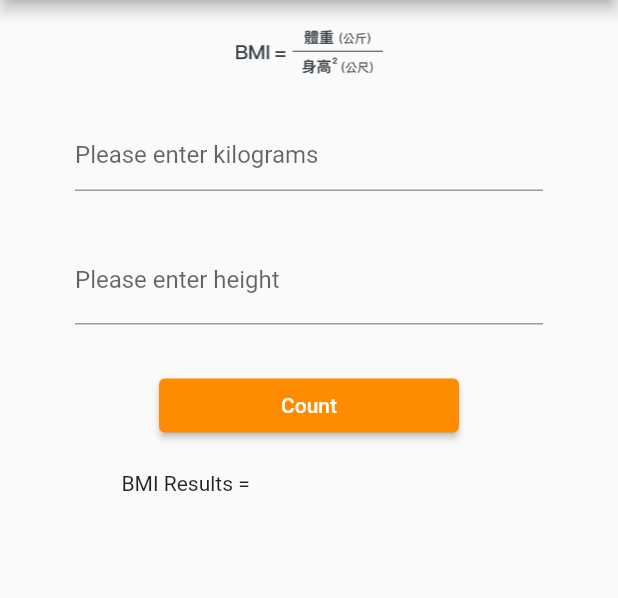
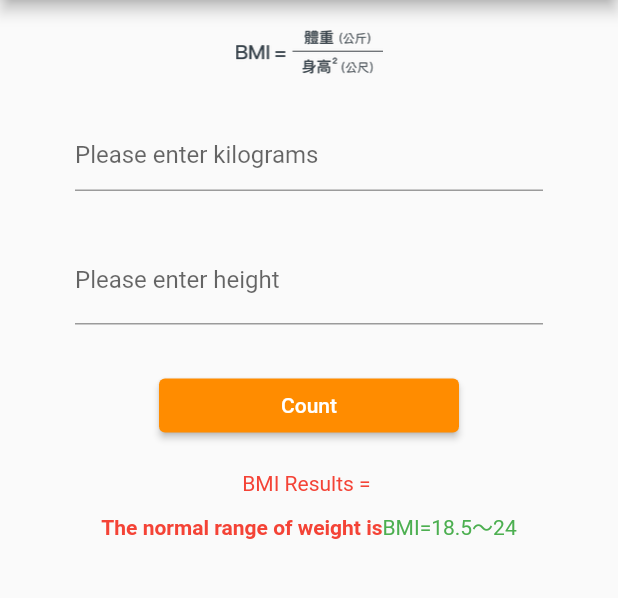
Before and after one commit to cheenjame/bmi_computer, a Flutter app: the screen it shows after launch, on a phone screen of 412 x 824 dp, the part 84-682 px from its top. Run offline on Flutter 3.47's test engine with Material 2 defaults, Android fonts, the phone set to English and light mode, and no system bars.

Commit message:
feat: 增加計算結果為小數點第二位
增加 計算結果顏色(超重或過輕顯示紅色，正常綠色)

```diff
--- a/lib/l10n/intl_en.arb
+++ b/lib/l10n/intl_en.arb
@@ -28,5 +28,11 @@
         "description": "BMI計算機/BMI結果",
         "type": "text",
         "placeholders": {}
+    },
+    "normalRange": "The normal range of weight is",
+    "@normalRange": {
+        "description": "BMI計算機/體重正常範圍為",
+        "type": "text",
+        "placeholders": {}
     }
 }
--- a/lib/main.dart
+++ b/lib/main.dart
@@ -53,7 +53,7 @@ class _BMIState extends State<BMIPage> {
   @override
   Widget build(BuildContext context) {
     return Scaffold(
-      resizeToAvoidBottomInset:false ,
+      resizeToAvoidBottomInset: false,
       appBar: AppBar(title: Text(BMIApp.of(context).bmiComputer)),
       body: Center(
         child: Column(children: [
@@ -84,7 +84,8 @@ class _BMIState extends State<BMIPage> {
                   labelText: BMIApp.of(context).pleaseEnterHeight),
               controller: _peopleController,
               focusNode: _peopleFocus,
-              onSubmitted: (value) => Focus.of(context).dispose(),
+              onSubmitted: (value) =>
+                  FocusManager.instance.primaryFocus?.unfocus(),
               keyboardType: TextInputType.number,
               inputFormatters: [
                 FilteringTextInputFormatter.digitsOnly,
@@ -106,14 +107,28 @@ class _BMIState extends State<BMIPage> {
           ),
           Container(
             margin: const EdgeInsets.only(top: 20),
-            width: 250,
-            child: Text('${BMIApp.of(context).bmiResults} = $sum'),
+            child: Text(
+              '${BMIApp.of(context).bmiResults} = $sum',
+              style: TextStyle(color: _bmiTextColor()),
+            ),
+          ),
+          Container(
+            margin: const EdgeInsets.only(top: 10),
+            child: Text.rich(TextSpan(children: [
+              TextSpan(
+                  text: BMIApp.of(context).normalRange,
+                  style: const TextStyle(
+                      color: Colors.red, fontWeight: FontWeight.bold)),
+              const TextSpan(
+                  text: 'BMI=18.5～24', style: TextStyle(color: Colors.green))
+            ])),
           )
         ]),
       ),
     );
   }
 
+  /// 取得BMI值
   void _getBMI() {
     int kg = 0;
     try {
@@ -133,8 +148,24 @@ class _BMIState extends State<BMIPage> {
     if (_kgController.text.isEmpty || _peopleController.text.isEmpty) {
       sum = '';
     } else {
-      sum = bmi.round().toString();
+      sum = bmi
+          .toStringAsFixed(2)
+          .substring(0, bmi.toStringAsFixed(2).length - 1);
     }
     setState(() {});
   }
+
+  /// 計算結果顏色(超重或過輕顯示紅色，正常綠色)
+  Color _bmiTextColor() {
+    double bmi = 0;
+    try {
+      bmi = double.parse(sum);
+    } catch (e) {
+      bmi = 0;
+    }
+    if (bmi < 18.5 || bmi > 24) {
+      return Colors.red;
+    }
+    return Colors.green;
+  }
 }
```
Also changed, not shown: lib/l10n/intl_zh_TW.arb (+7 -0 lines), lib/generated/intl/messages_en.dart, lib/generated/intl/messages_zh_TW.dart, lib/generated/l10n.dart.
